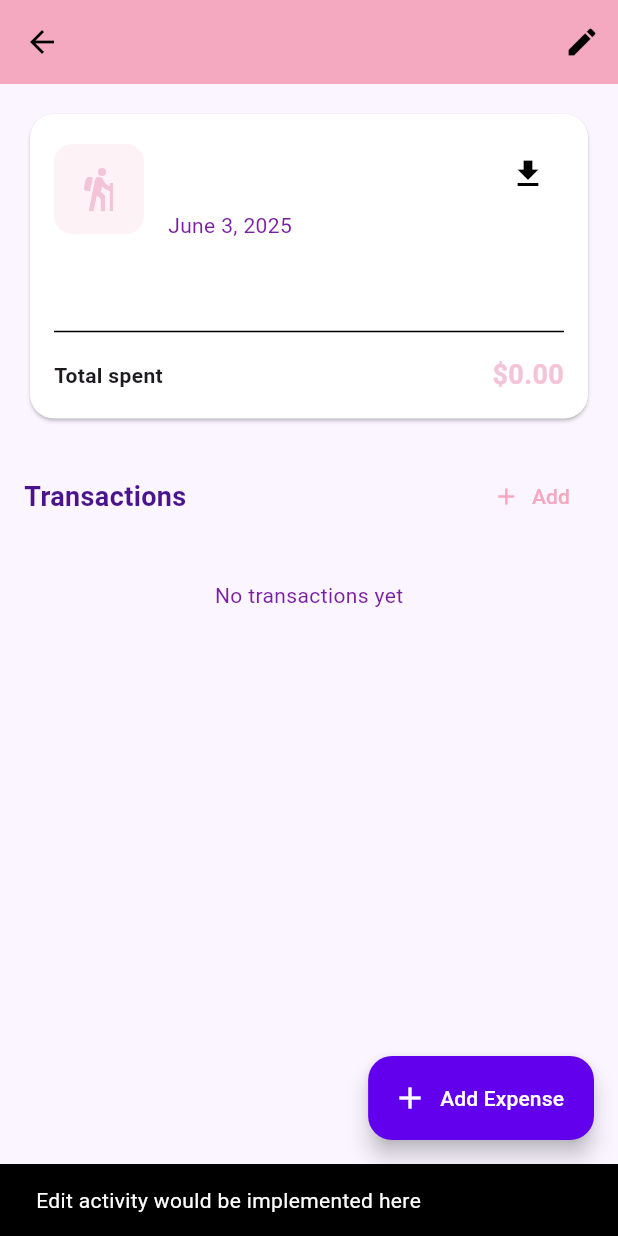
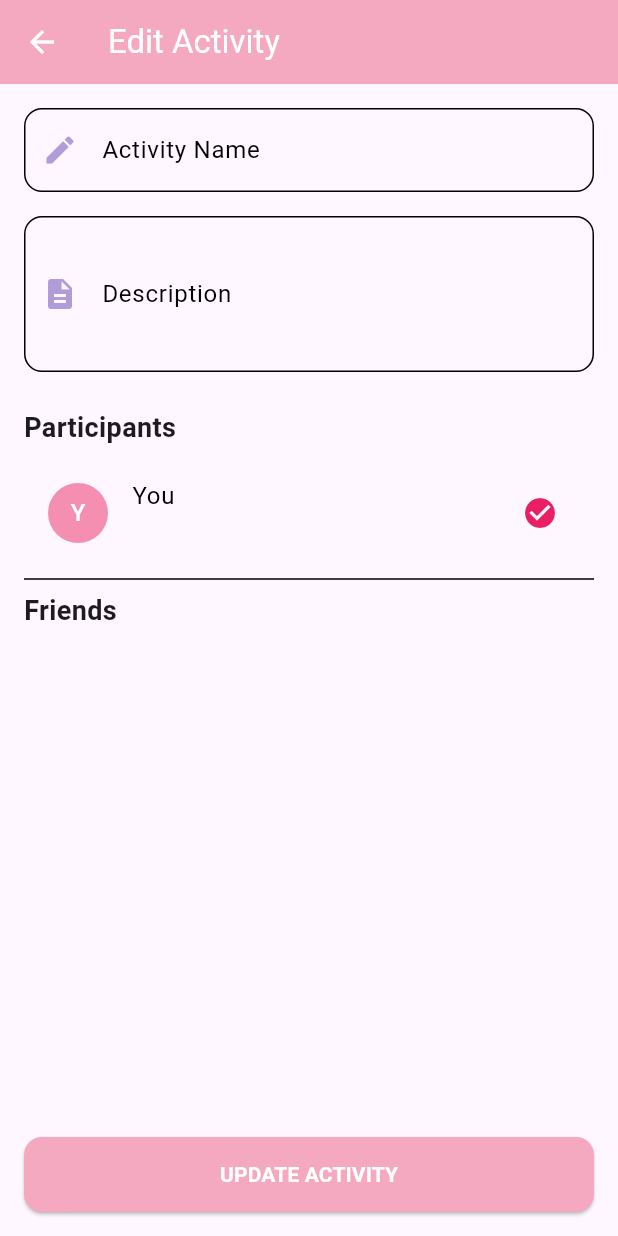
Before and after one commit to wangyt0119/Ka-Ching-flutter-firebase-, a Flutter app: the ActivityDetailsScreen screen opened directly with empty values, after a tap on the "edit" icon, on a phone screen of 412 x 824 dp. Run offline on Flutter 3.47's test engine with Material 3 defaults, Android fonts, the phone set to English and light mode, and no system bars; our stand-ins replace cloud_firestore, firebase_auth, firebase_core, firebase_database, fl_chart, google_sign_in and 2 more; accounts and stored records are empty.

Commit message:
edit activity

```diff
--- a/lib/screens/activities/activity_detail_screen.dart
+++ b/lib/screens/activities/activity_detail_screen.dart
@@ -4,7 +4,7 @@ import 'package:firebase_auth/firebase_auth.dart';
 import 'package:intl/intl.dart';
 import '../../theme/app_theme.dart';
 import '../transactions/add_expense_screen.dart';
-
+import 'edit_activity_screen.dart';
 class ActivityDetailsScreen extends StatefulWidget {
   final String activityId;
 
@@ -184,15 +184,23 @@ class _ActivityDetailsScreenState extends State<ActivityDetailsScreen> {
         backgroundColor: const Color(0xFFF5A9C1),
         actions: [
           IconButton(
-            icon: const Icon(Icons.edit),
-            onPressed: () {
-              ScaffoldMessenger.of(context).showSnackBar(
-                const SnackBar(
-                  content: Text('Edit activity would be implemented here'),
-                ),
-              );
-            },
-          ),
+  icon: Icon(Icons.edit),
+  onPressed: () async {
+    final updated = await Navigator.push(
+      context,
+      MaterialPageRoute(
+        builder: (context) => EditActivityScreen(activityData: _activity!),
+      ),
+    );
+
+    // Check if update happened, then reload
+    if (updated == true) {
+      _loadActivityData();
+    }
+  },
+),
+
+
         ],
       ),
       body:
--- /dev/null
+++ b/lib/screens/activities/edit_activity_screen.dart
@@ -0,0 +1,240 @@
+import 'package:flutter/material.dart';
+import 'package:cloud_firestore/cloud_firestore.dart';
+import 'package:firebase_auth/firebase_auth.dart';
+import '../../theme/app_theme.dart';
+
+class EditActivityScreen extends StatefulWidget {
+  final Map<String, dynamic> activityData;
+
+  const EditActivityScreen({super.key, required this.activityData});
+
+  @override
+  State<EditActivityScreen> createState() => _EditActivityScreenState();
+}
+
+class _EditActivityScreenState extends State<EditActivityScreen> {
+  late TextEditingController _nameController;
+  late TextEditingController _descriptionController;
+
+  String _userEmail = '';
+  String _userName = '';
+  List<Map<String, dynamic>> _friends = [];
+  List<Map<String, dynamic>> _selectedMembers = [];
+
+  @override
+  void initState() {
+    super.initState();
+    _nameController = TextEditingController(text: widget.activityData['name']);
+    _descriptionController = TextEditingController(text: widget.activityData['description']);
+    _getCurrentUser().then((_) {
+      _loadFriends();
+    });
+  }
+
+  @override
+  void dispose() {
+    _nameController.dispose();
+    _descriptionController.dispose();
+    super.dispose();
+  }
+
+  Future<void> _getCurrentUser() async {
+    final user = FirebaseAuth.instance.currentUser;
+    if (user != null) {
+      final doc = await FirebaseFirestore.instance.collection('users').doc(user.uid).get();
+      final data = doc.data();
+
+      _userEmail = user.email ?? '';
+      _userName = data?['full_name'] ?? 'You';
+
+      // Set current user as selected
+      _selectedMembers.add({
+        'id': user.uid,
+        'name': _userName,
+        'email': _userEmail,
+        'selected': true,
+      });
+
+      // Include other selected members
+      final List members = widget.activityData['members'];
+      for (var member in members) {
+        if (member['id'] != user.uid) {
+          _selectedMembers.add({...member, 'selected': true});
+        }
+      }
+
+      setState(() {});
+    }
+  }
+
+  Future<void> _loadFriends() async {
+    final user = FirebaseAuth.instance.currentUser;
+    if (user != null) {
+      final friendsSnapshot = await FirebaseFirestore.instance
+          .collection('users')
+          .doc(user.uid)
+          .collection('friends')
+          .get();
+
+      final List<Map<String, dynamic>> loadedFriends = [];
+
+      for (var doc in friendsSnapshot.docs) {
+        final friendData = doc.data();
+        final isSelected = _selectedMembers.any((m) => m['id'] == doc.id);
+        loadedFriends.add({
+          'id': doc.id,
+          'name': friendData['name'],
+          'email': friendData['email'],
+          'selected': isSelected,
+        });
+      }
+
+      setState(() {
+        _friends = loadedFriends;
+      });
+    }
+  }
+
+  Future<void> _updateActivity() async {
+    if (_nameController.text.trim().isEmpty) {
+      ScaffoldMessenger.of(context).showSnackBar(
+        const SnackBar(content: Text('Please enter an activity name')),
+      );
+      return;
+    }
+
+    final user = FirebaseAuth.instance.currentUser;
+    if (user != null) {
+      try {
+        final activityRef = FirebaseFirestore.instance
+            .collection('users')
+            .doc(user.uid)
+            .collection('activities')
+            .doc(widget.activityData['activity_id']);
+
+        final members = _selectedMembers
+            .where((m) => m['selected'] == true)
+            .map((m) => {
+                  'id': m['id'],
+                  'name': m['name'],
+                  'email': m['email'],
+                })
+            .toList();
+
+        await activityRef.update({
+          'name': _nameController.text.trim(),
+          'description': _descriptionController.text.trim(),
+          'members': members,
+        });
+
+        Navigator.pop(context, true);
+        ScaffoldMessenger.of(context).showSnackBar(
+          const SnackBar(content: Text('Activity updated successfully')),
+        );
+      } catch (e) {
+        ScaffoldMessenger.of(context).showSnackBar(
+          SnackBar(content: Text('Error updating activity: $e')),
+        );
+      }
+    }
+  }
+
+  @override
+  Widget build(BuildContext context) {
+    return Scaffold(
+      backgroundColor: Theme.of(context).scaffoldBackgroundColor,
+      appBar: AppBar(
+        title: const Text('Edit Activity'),
+        backgroundColor: Theme.of(context).primaryColor,
+        foregroundColor: Colors.white,
+      ),
+      body: SingleChildScrollView(
+        padding: const EdgeInsets.all(16),
+        child: Column(
+          crossAxisAlignment: CrossAxisAlignment.start,
+          children: [
+            // Name input
+            TextField(
+              controller: _nameController,
+              decoration: InputDecoration(
+                labelText: 'Activity Name',
+                prefixIcon: const Icon(Icons.edit, color: Color(0xFFB19CD9)),
+                border: OutlineInputBorder(borderRadius: BorderRadius.circular(12)),
+              ),
+            ),
+            const SizedBox(height: 16),
+            // Description input
+            TextField(
+              controller: _descriptionController,
+              maxLines: 3,
+              decoration: InputDecoration(
+                labelText: 'Description',
+                prefixIcon: const Icon(Icons.description, color: Color(0xFFB19CD9)),
+                border: OutlineInputBorder(borderRadius: BorderRadius.circular(12)),
+              ),
+            ),
+            const SizedBox(height: 24),
+            const Text('Participants', style: TextStyle(fontSize: 18, fontWeight: FontWeight.bold)),
+            const SizedBox(height: 8),
+            ListTile(
+              leading: CircleAvatar(
+                backgroundColor: Colors.pink.shade200,
+                child: Text(_userName.isNotEmpty ? _userName[0] : 'Y'),
+              ),
+              title: const Text('You'),
+              subtitle: Text(_userEmail),
+              trailing: const Icon(Icons.check_circle, color: Colors.pink),
+            ),
+            const Divider(),
+            const Text('Friends', style: TextStyle(fontSize: 18, fontWeight: FontWeight.bold)),
+            ListView.builder(
+              shrinkWrap: true,
+              physics: const NeverScrollableScrollPhysics(),
+              itemCount: _friends.length,
+              itemBuilder: (context, index) {
+                final friend = _friends[index];
+                return ListTile(
+                  leading: CircleAvatar(
+                    backgroundColor: AppTheme.primaryColor,
+                    child: Text(friend['name'][0].toUpperCase()),
+                  ),
+                  title: Text(friend['name']),
+                  subtitle: Text(friend['email']),
+                  trailing: Checkbox(
+                    value: friend['selected'],
+                    activeColor: Color(0xFFB19CD9),
+                    onChanged: (value) {
+                      setState(() {
+                        _friends[index]['selected'] = value!;
+                        if (value) {
+                          _selectedMembers.add(_friends[index]);
+                        } else {
+                          _selectedMembers.removeWhere((m) => m['id'] == friend['id']);
+                        }
+                      });
+                    },
+                  ),
+                );
+              },
+            ),
+          ],
+        ),
+      ),
+      bottomNavigationBar: SafeArea(
+        child: Padding(
+          padding: const EdgeInsets.all(16),
+          child: ElevatedButton(
+            onPressed: _updateActivity,
+            style: ElevatedButton.styleFrom(
+              backgroundColor: Theme.of(context).primaryColor,
+              foregroundColor: Colors.white,
+              minimumSize: const Size.fromHeight(50),
+              shape: RoundedRectangleBorder(borderRadius: BorderRadius.circular(12)),
+            ),
+            child: const Text('UPDATE ACTIVITY', style: TextStyle(fontWeight: FontWeight.bold)),
+          ),
+        ),
+      ),
+    );
+  }
+}
--- a/lib/screens/transactions/add_expense_screen.dart
+++ b/lib/screens/transactions/add_expense_screen.dart
@@ -35,7 +35,7 @@ class _AddExpenseScreenState extends State<AddExpenseScreen> {
   String? selectedActivityName;
   List<Map<String, dynamic>> userActivities = [];
 
-  String selectedCurrency = 'USD'; // default
+  String selectedCurrency = 'MYR'; // default
   DateTime selectedDate = DateTime.now();
   File? _receiptImage;
   String? _base64Image;
```
